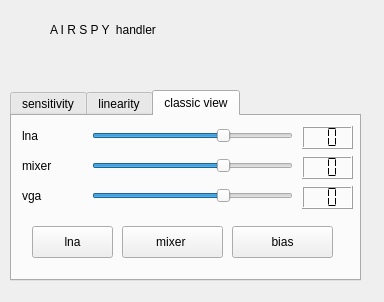
This is devices/airspy-handler/airspy-widget.ui in JvanKatwijk/qt-dab as Qt 5 draws it before an edit. The edited form follows.
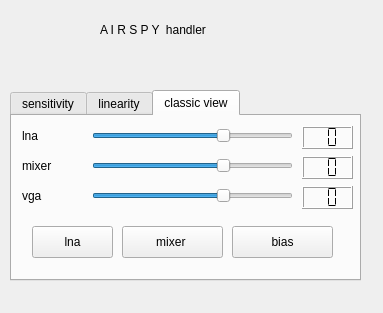
This is the edited form. The open tabs and pages were chosen to show the change.

Diff of the .ui file:
```diff
--- a/devices/airspy-handler/airspy-widget.ui
+++ b/devices/airspy-handler/airspy-widget.ui
@@ -6,8 +6,8 @@
    <rect>
     <x>0</x>
     <y>0</y>
-    <width>384</width>
-    <height>302</height>
+    <width>383</width>
+    <height>313</height>
    </rect>
   </property>
   <property name="windowTitle">
@@ -489,7 +489,7 @@
   <widget class="QLabel" name="displaySerial">
    <property name="geometry">
     <rect>
-     <x>100</x>
+     <x>70</x>
      <y>60</y>
      <width>241</width>
      <height>21</height>
@@ -502,7 +502,7 @@
   <widget class="QLabel" name="label_4">
    <property name="geometry">
     <rect>
-     <x>50</x>
+     <x>100</x>
      <y>20</y>
      <width>211</width>
      <height>20</height>
```
Left out of the diff: 2 changed lines with no effect on the pictures.
